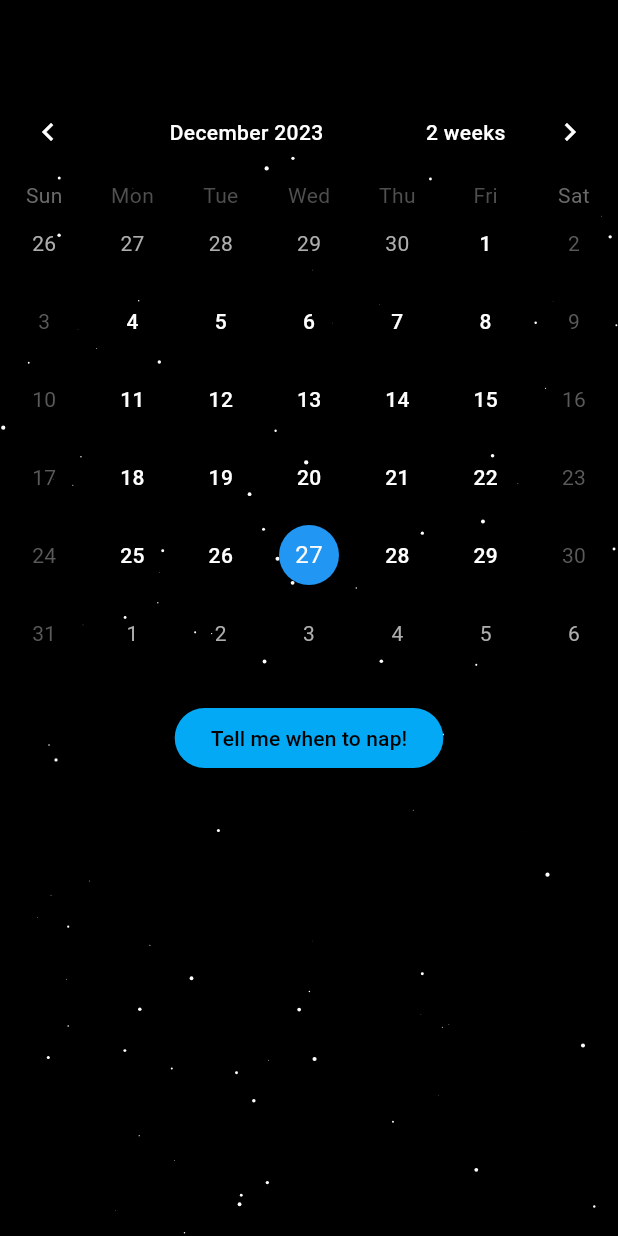
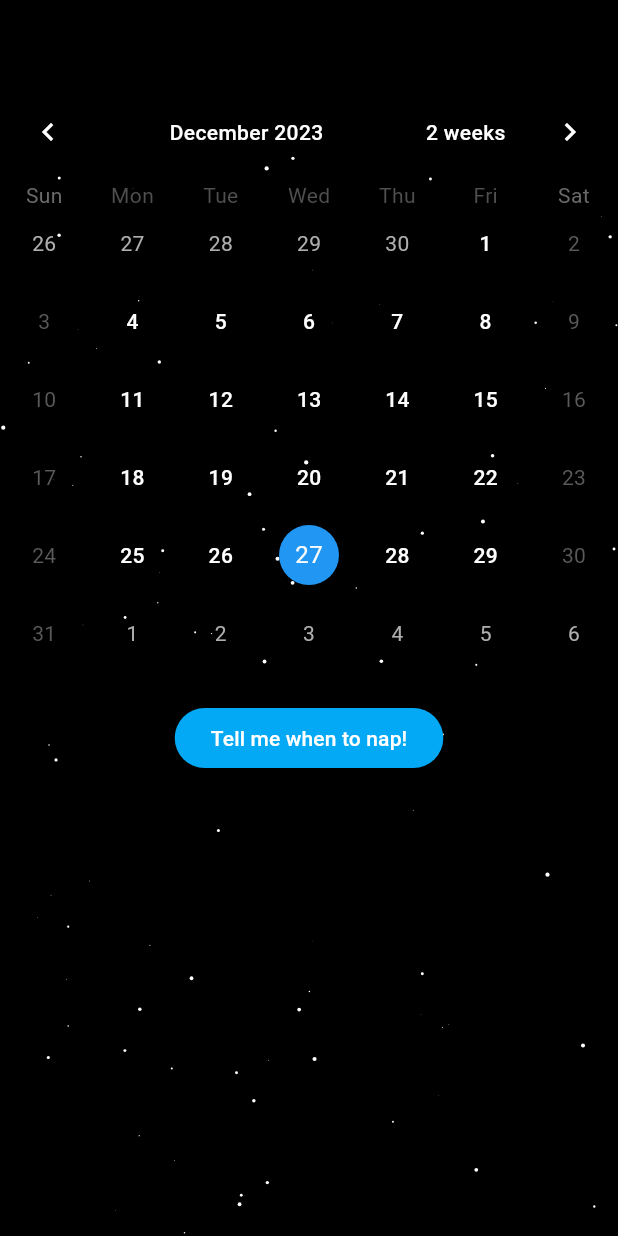
Before and after one commit to zanetagebka/random_nap_generator, a Flutter app: the screen it shows after launch, after a tap on "Shut up :)", on a phone screen of 412 x 824 dp. Run offline on Flutter 3.47's test engine with Material 3 defaults, Android fonts, the light colour scheme and no system bars; drawn by our look-alikes of table_calendar; our stand-ins replace flutter_local_notifications, permission_handler, shared_preferences; missing offline and left inert: add_2_calendar.

Commit message:
minor fixes

```diff
--- a/lib/main.dart
+++ b/lib/main.dart
@@ -1,17 +1,24 @@
 import 'package:flutter/material.dart';
-import 'package:random_nap_generator/screens/welcome_screen.dart';
+import 'package:random_nap_generator/screens/first_time_screen.dart';
 import 'package:flutter_local_notifications/flutter_local_notifications.dart';
 
 import 'package:random_nap_generator/screens/calendar_screen.dart';
+import 'package:shared_preferences/shared_preferences.dart';
 
 final FlutterLocalNotificationsPlugin flutterLocalNotificationsPlugin =
 FlutterLocalNotificationsPlugin();
 
 void main() async {
   WidgetsFlutterBinding.ensureInitialized();
+  SharedPreferences prefs = await SharedPreferences.getInstance();
+  bool isFirstTime = prefs.getBool('first_time') ?? true;
 
-  runApp(const MaterialApp(
-    home: WelcomeScreen()
+  final GlobalKey<NavigatorState> navigatorKey = GlobalKey<NavigatorState>();
+
+  runApp(MaterialApp(
+    home: isFirstTime
+        ? FirstTimeScreen(navigatorKey: navigatorKey)
+        : CalendarApp(navigatorKey: navigatorKey),
   ));
 }
 
--- a/lib/screens/calendar_screen.dart
+++ b/lib/screens/calendar_screen.dart
@@ -149,7 +149,7 @@ class CalendarScreenState extends State<CalendarScreen> {
       ),
       child: const Text(
         'Tell me when to nap!',
-        style: TextStyle(color: Colors.black,
+        style: TextStyle(color: Colors.white,
             fontWeight: FontWeight.w500),
       ),
     );
@@ -157,10 +157,8 @@ class CalendarScreenState extends State<CalendarScreen> {
 
   Future<void> addRandomNapEvent(DateTime selectedDay) async {
     DateTime now = DateTime.now();
-    DateTime startTimeLimit =
-    DateTime(selectedDay.year, selectedDay.month, selectedDay.day, 9, 0);
-    DateTime endTimeLimit =
-    DateTime(selectedDay.year, selectedDay.month, selectedDay.day, 22, 0);
+    DateTime startTimeLimit = DateTime(selectedDay.year, selectedDay.month, selectedDay.day, 9, 0);
+    DateTime endTimeLimit = DateTime(selectedDay.year, selectedDay.month, selectedDay.day, 22, 0);
 
     if (selectedDay.isBefore(now) && !isSameDay(selectedDay, now)) {
       _showErrorDialog('I am so sorry! We still do not know how to time travel. You cannot sleep in past. :)');
@@ -168,28 +166,20 @@ class CalendarScreenState extends State<CalendarScreen> {
       _showErrorDialog('It\'s too late to take a nap. You should go to bed!');
     } else {
       if (isSameDay(selectedDay, now) && now.hour > startTimeLimit.hour) {
-        startTimeLimit = DateTime(
-          selectedDay.year,
-          selectedDay.month,
-          selectedDay.day,
-          now.hour,
-          now.minute,
-        );
+        startTimeLimit = DateTime(selectedDay.year, selectedDay.month, selectedDay.day, now.hour, now.minute);
       }
 
-      DateTime startTime = startTimeLimit.add(Duration(
-        minutes: _random.nextInt(
-            (endTimeLimit.difference(startTimeLimit)).inMinutes),
-      ));
+      int maxDuration = 45;
+      int durationRange = endTimeLimit.difference(startTimeLimit).inMinutes;
 
-      int duration = _random.nextInt(45) +
-          15; // Random duration in minutes (15-60)
+      if (durationRange <= 0 || durationRange < maxDuration) {
+        _showErrorDialog('It\'s too late. You should go to bed! :)');
+      } else {
+        int duration = _random.nextInt(maxDuration) + 15; // Random duration in minutes (15-45)
+        DateTime startTime = startTimeLimit.add(Duration(minutes: duration));
         DateTime endTime = startTime.add(Duration(minutes: duration));
 
-      // Check if the generated time is within the limit
-      if (startTime.isAfter(startTimeLimit) &&
-          endTime.isBefore(endTimeLimit) &&
-          startTime.isAfter(now)) {
+        if (startTime.isAfter(now) && endTime.isBefore(endTimeLimit)) {
           String event = 'Nap (${duration}min)';
 
           final Event addEvent = Event(
@@ -207,10 +197,12 @@ class CalendarScreenState extends State<CalendarScreen> {
             _showErrorDialog('An error occurred: $e');
           }
         } else if (isSameDay(selectedDay, now)) {
-        _showErrorDialog('It\'s too late to take a nap. You should go to bed!');
+          _showErrorDialog('It\'s too late. You should go to bed! :)');
         }
       }
     }
+  }
+
 
   void _showNoDaySelectedDialog() {
     showDialog(
@@ -227,7 +219,7 @@ class CalendarScreenState extends State<CalendarScreen> {
               },
               child: const Text(
                 'Sure!',
-                style: TextStyle(color: Colors.white,
+                style: TextStyle(color: Colors.black,
                 fontWeight: FontWeight.w500),
               ),
             ),
--- a/lib/screens/first_time_screen.dart
+++ b/lib/screens/first_time_screen.dart
@@ -77,7 +77,7 @@ class FirstTimeScreen extends StatelessWidget {
             'Hello!\n\n'
             'Welcome here for the first time! You might be wondering why this app exists. Let me share the story with you...\n\n'
                 'There are two reasons. Firstly - it is of course for learning purposes. I always thought that Flutter is a cool tool for creating apps and I always wanted to create something with it. Here we are! And I have more ideas (more useful too, do not worry).\n\n'
-                'Secondly, this all began with a joke at work, and a wonder how people can randomly take a naps during the day... I decided to make this app a unique channel for expressing feelings that are hard to vocalize. For me, these mediums—technology, like this app, and music—became a way to articulate emotions that are challenging to express verbally. That\'s why I embarked on creating this small thing.\n\n'
+                'Secondly, this all began with a joke at work, and a wonder how people can randomly take a naps during the day... so I decided to make this app a unique channel for expressing feelings. For me, these mediums—technology, like this app, and music—became a way to articulate emotions that are challenging to express verbally. That\'s why I embarked on creating this small thing.\n\n'
                 'I sincerely hope this app will brings you nothing but joy, but of course you can always tell me to...',
             textAlign: TextAlign.center,
             style: TextStyle(
--- a/lib/screens/welcome_screen.dart
+++ /dev/null
@@ -1,80 +0,0 @@
-import 'package:flutter/material.dart';
-import 'package:shared_preferences/shared_preferences.dart';
-
-import '../main.dart';
-import 'first_time_screen.dart';
-
-class WelcomeScreen extends StatefulWidget {
-  const WelcomeScreen({super.key});
-
-  @override
-  WelcomeScreenState createState() => WelcomeScreenState();
-}
-
-class WelcomeScreenState extends State<WelcomeScreen> {
-  final GlobalKey<NavigatorState> navigatorKey = GlobalKey<NavigatorState>();
-
-  @override
-  void initState() {
-    super.initState();
-    _redirect();
-  }
-
-  Future<void> _redirect() async {
-    await Future.delayed(const Duration(seconds: 2));
-    WidgetsFlutterBinding.ensureInitialized();
-    SharedPreferences prefs = await SharedPreferences.getInstance();
-    bool isFirstTime = prefs.getBool('first_time') ?? true;
-
-    if (!context.mounted) return;
-
-    Navigator.pushReplacement(
-      context,
-      MaterialPageRoute(
-        builder: (context) => isFirstTime
-            ? FirstTimeScreen(navigatorKey: navigatorKey)
-            : CalendarApp(navigatorKey: navigatorKey),
-      ),
-    );
-  }
-
-  @override
-  Widget build(BuildContext context) {
-    return MaterialApp(
-      title: 'Random Nap Generator',
-      theme: ThemeData(
-        // Your theme configurations
-      ),
-      home: Scaffold(
-        body: Container(
-          decoration: const BoxDecoration(
-            image: DecorationImage(
-              image: AssetImage('assets/images/sky-full-moon.png'),
-              fit: BoxFit.cover,
-            ),
-          ),
-          child: const Center(
-            child: Column(
-              mainAxisAlignment: MainAxisAlignment.center,
-              children: [
-                SizedBox(height: 100),
-                Text(
-                  'Random Nap Generator',
-                  style: TextStyle(
-                    color: Colors.white,
-                    fontSize: 24,
-                    fontWeight: FontWeight.bold,
-                  ),
-                ),
-                SizedBox(height: 20),
-                CircularProgressIndicator(
-                  valueColor: AlwaysStoppedAnimation<Color>(Colors.white),
-                ),
-              ],
-            ),
-          ),
-        ),
-      ),
-    );
-  }
-}
```
Lines whose indentation alone changed are shown as unchanged.
